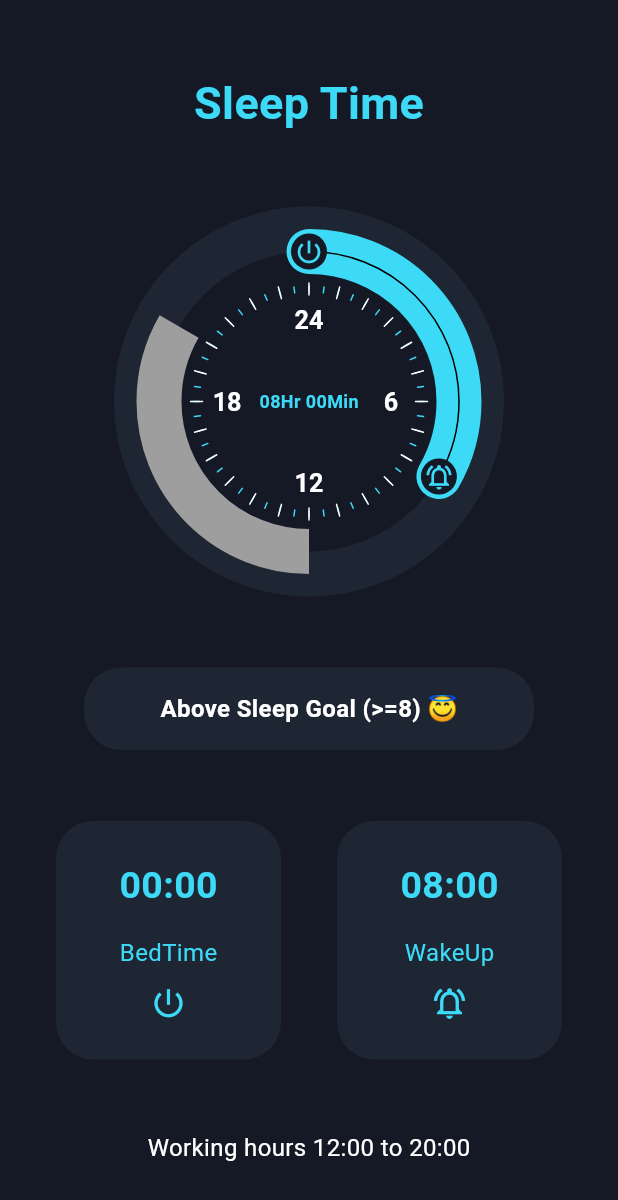
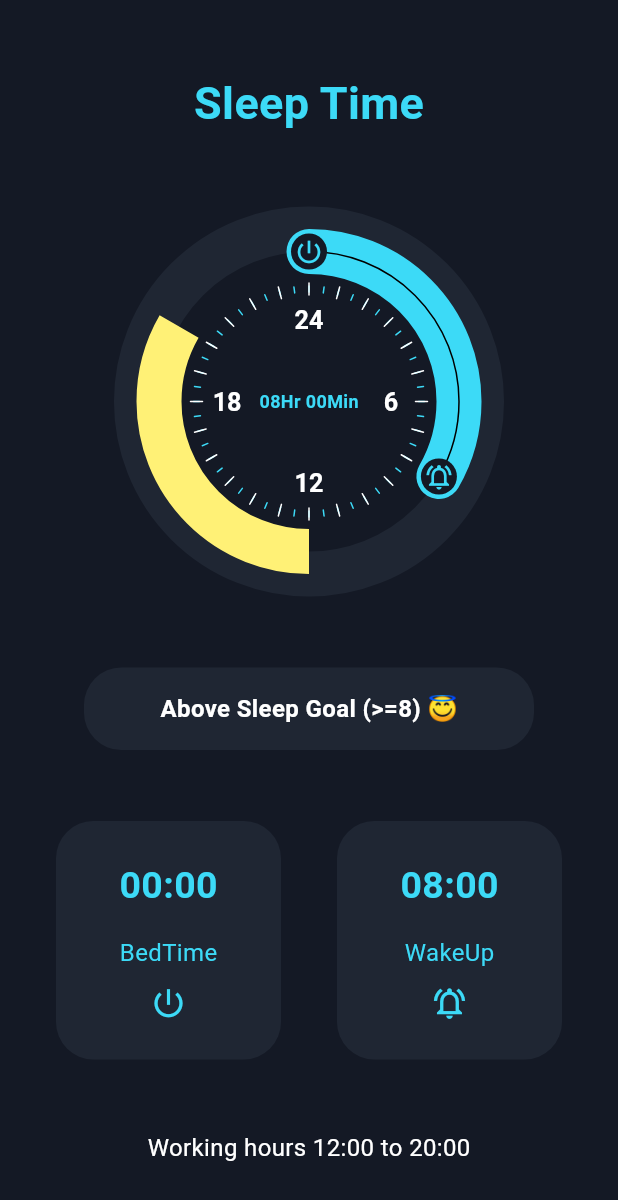
Before and after one commit to Mindinventory/progressive_time_picker, a Flutter app: the screen it shows after launch, on a phone screen of 412 x 824 dp. Shown: the top 1200 px of the screen. Run offline on Flutter 3.47's test engine with Material 3 defaults, Android fonts, the phone set to English and light mode, and no system bars.

Commit message:
- Custom color for each disabled range. - Removed disabledRangesColor

```diff
--- a/example/lib/main.dart
+++ b/example/lib/main.dart
@@ -85,9 +85,9 @@ class _MyHomePageState extends State<MyHomePage> {
               DisabledRange(
                 initTime: disabledInitTime,
                 endTime: disabledEndTime,
+                color: Colors.yellow.shade300,
               ),
             ],
-            disabledRangesColor: Colors.grey,
             disabledRangesErrorColor: Colors.red,
             height: 260.0,
             width: 260.0,
--- a/lib/painters/picker_painter.dart
+++ b/lib/painters/picker_painter.dart
@@ -30,7 +30,7 @@ class PickerPainter extends CustomPainter {
   List<double>? disabledSweepAngle;
 
   /// Defines the disabled range color.
-  Color? disabledRangeColor;
+  List<Color>? disabledRangeColors;
 
   /// Defines the error color on disabled range.
   Color? errorColor;
@@ -72,7 +72,7 @@ class PickerPainter extends CustomPainter {
     this.disableTimeStartAngle,
     this.disableTimeEndAngle,
     this.disabledSweepAngle,
-    this.disabledRangeColor,
+    this.disabledRangeColors,
     this.errorColor,
     this.drawInitHandlerOnTop = false,
   });
@@ -80,8 +80,7 @@ class PickerPainter extends CustomPainter {
   @override
   void paint(Canvas canvas, Size size) {
     _center = Offset(size.width / 2, size.height / 2);
-    _radius = min(size.width / 2, size.height / 2) -
-        pickerDecorator.sweepDecoration.pickerStrokeWidth;
+    _radius = min(size.width / 2, size.height / 2) - pickerDecorator.sweepDecoration.pickerStrokeWidth;
 
     pickerDecorator.sweepDecoration.paint(
       canvas,
@@ -101,6 +100,7 @@ class PickerPainter extends CustomPainter {
           disableTimeStartAngle![i],
           disableTimeEndAngle![i],
           disabledSweepAngle![i],
+          disabledRangeColors![i],
         );
       }
     }
@@ -120,13 +120,13 @@ class PickerPainter extends CustomPainter {
     double startAngle,
     double endAngle,
     double sweepAngle,
+    Color? disabledRangeColor,
   ) {
     TimePickerSweepDecoration disableSweepDecorator = TimePickerSweepDecoration(
       pickerStrokeWidth: pickerDecorator.sweepDecoration.pickerStrokeWidth,
       pickerColor: disabledRangeColor ?? Colors.grey.shade600,
       connectorColor: pickerDecorator.sweepDecoration.connectorColor,
-      connectorStrokeWidth:
-          pickerDecorator.sweepDecoration.connectorStrokeWidth,
+      connectorStrokeWidth: pickerDecorator.sweepDecoration.connectorStrokeWidth,
       pickerGradient: pickerDecorator.sweepDecoration.pickerGradient,
       showConnector: false,
       useRoundedPickerCap: false,
--- a/lib/painters/time_picker_painter.dart
+++ b/lib/painters/time_picker_painter.dart
@@ -22,7 +22,7 @@ class TimePickerPainter extends StatefulWidget {
 
   final List<int>? disableTimeStart;
   final List<int>? disableTimeEnd;
-  final Color? disabledRangeColor;
+  final List<Color>? disabledRangeColors;
   final Color? errorColor;
 
   /// the number of primary sectors to be painted
@@ -63,7 +63,7 @@ class TimePickerPainter extends StatefulWidget {
     required this.end,
     this.disableTimeStart,
     this.disableTimeEnd,
-    this.disabledRangeColor,
+    this.disabledRangeColors,
     this.errorColor,
     required this.child,
     required this.primarySectors,
@@ -222,7 +222,7 @@ class _TimePickerPainterState extends State<TimePickerPainter> {
       disableTimeStartAngle: _disableTimeStartAngle,
       disableTimeEndAngle: _disableTimeEndAngle,
       disabledSweepAngle: _disableSweepAngle,
-      disabledRangeColor: widget.disabledRangeColor,
+      disabledRangeColors: widget.disabledRangeColors,
       errorColor: widget.errorColor,
       drawInitHandlerOnTop: widget.drawInitHandlerOnTop,
     );
--- a/lib/src/time_picker.dart
+++ b/lib/src/time_picker.dart
@@ -63,10 +63,6 @@ class TimePicker extends StatefulWidget {
   /// used to disable Selection ranges, If null so there is no disable time ranges
   final List<DisabledRange>? disabledRanges;
 
-  /// defines the color for the disabled range
-  /// Default Value: [Colors.grey]
-  final Color? disabledRangesColor;
-
   /// defines the color for the error in disabled range
   /// Default Value: [Colors.red]
   final Color? disabledRangesErrorColor;
@@ -94,7 +90,6 @@ class TimePicker extends StatefulWidget {
     this.isEndHandlerSelectable = true,
     this.isSelectableHandlerMoveAble = true,
     this.disabledRanges,
-    this.disabledRangesColor = Colors.grey,
     this.disabledRangesErrorColor = Colors.red,
     this.drawInitHandlerOnTop = false,
   });
@@ -106,6 +101,7 @@ class _TimePickerState extends State<TimePicker> {
 
   List<int>? _disabledInit;
   List<int>? _disabledEnd;
+  List<Color>? _disabledRangeColors;
 
   List<DateTime>? disabledStartTime;
   List<DateTime>? disabledEndTime;
@@ -151,6 +147,7 @@ class _TimePickerState extends State<TimePicker> {
 
     _disabledInit = [];
     _disabledEnd = [];
+    _disabledRangeColors = [];
 
     if (widget.disabledRanges?.isNotEmpty ?? false) {
       for (DisabledRange disabledRange in widget.disabledRanges!) {
@@ -176,6 +173,7 @@ class _TimePickerState extends State<TimePicker> {
                 ClockIncrementTimeFormat.fiveMin,
           ),
         );
+        _disabledRangeColors?.add(disabledRange.color?? Colors.grey.shade600);
       }
 
       error = validateRange(widget.initTime, widget.endTime);
@@ -184,7 +182,7 @@ class _TimePickerState extends State<TimePicker> {
 
   TimePickerDecoration getDefaultPickerDecorator() {
     var startBox = TimePickerHandlerDecoration(
-      color: Colors.lightBlue[900]!.withOpacity(0.6),
+      color: Colors.lightBlue[900]!.withValues(alpha: 0.6),
       shape: BoxShape.circle,
       icon: Icon(
         Icons.filter_tilt_shift,
@@ -195,7 +193,7 @@ class _TimePickerState extends State<TimePicker> {
     );
 
     var endBox = TimePickerHandlerDecoration(
-      color: Colors.lightBlue[900]!.withOpacity(0.8),
+      color: Colors.lightBlue[900]!.withValues(alpha:0.8),
       shape: BoxShape.circle,
       icon: Icon(
         Icons.filter_tilt_shift,
@@ -211,7 +209,7 @@ class _TimePickerState extends State<TimePicker> {
         startAngle: 3 * pi / 2,
         endAngle: 7 * pi / 2,
         tileMode: TileMode.repeated,
-        colors: [Colors.red.withOpacity(0.8), Colors.blue.withOpacity(0.8)],
+        colors: [Colors.red.withValues(alpha:0.8), Colors.blue.withValues(alpha:0.8)],
       ),
     );
 
@@ -223,14 +221,14 @@ class _TimePickerState extends State<TimePicker> {
     );
 
     var secondarySectorDecoration = primarySectorDecoration.copyWith(
-      color: Colors.lightBlue.withOpacity(0.5),
+      color: Colors.lightBlue.withValues(alpha:0.5),
       width: 1,
       size: 6,
     );
 
     return TimePickerDecoration(
       sweepDecoration: sweepDecoration,
-      baseColor: Colors.lightBlue[200]!.withOpacity(0.2),
+      baseColor: Colors.lightBlue[200]!.withValues(alpha:0.2),
       primarySectorsDecoration: primarySectorDecoration,
       secondarySectorsDecoration: secondarySectorDecoration,
       initHandlerDecoration: startBox,
@@ -248,7 +246,7 @@ class _TimePickerState extends State<TimePicker> {
         end: _end,
         disableTimeStart: _disabledInit,
         disableTimeEnd: _disabledEnd,
-        disabledRangeColor: widget.disabledRangesColor,
+        disabledRangeColors: _disabledRangeColors,
         errorColor: widget.disabledRangesErrorColor,
         primarySectors: widget.primarySectors ?? 0,
         secondarySectors: widget.secondarySectors ?? 0,
@@ -421,8 +419,10 @@ class DisabledRange {
   const DisabledRange({
     required this.initTime,
     required this.endTime,
+    this.color,
   });
 
   final PickedTime initTime;
   final PickedTime endTime;
+  final Color? color;
 }
--- a/pubspec.yaml
+++ b/pubspec.yaml
@@ -22,7 +22,7 @@ screenshots:
 # https://developer.apple.com/library/archive/documentation/General/Reference/InfoPlistKeyReference/Articles/CoreFoundationKeys.html
 # In Windows, build-name is used as the major, minor, and patch parts
 # of the product and file versions while build-number is used as the build suffix.
-version: 1.0.3
+version: 1.0.4
 
 environment:
   sdk: ^3.2.0
```
Also changed, not shown: 2 other files.
